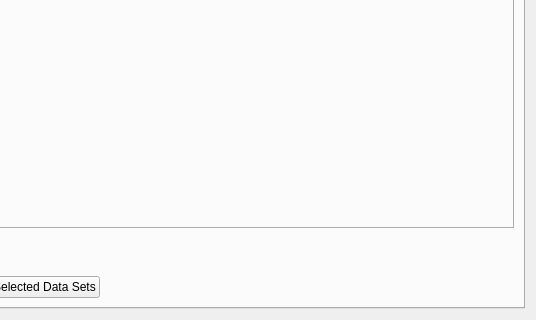
The window that src/simulationworkbench/simulationworkbench_v4.ui (CSB-at-ZIB/BioPARKIN) describes before a commit, drawn with Qt 5; both pictures show x 188 to 724 and y 522 to 842 of the 724 by 842 pixel window.
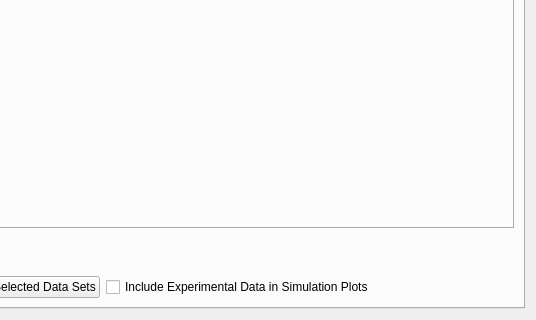
The same window after the commit. The open tabs and pages were chosen to show the change.

Commit message:
DataBrowser: Copy global "show data when simulating" checkbox
closes #27

The edit to the form file:
```diff
--- a/src/simulationworkbench/simulationworkbench_v4.ui
+++ b/src/simulationworkbench/simulationworkbench_v4.ui
@@ -643,6 +643,13 @@
              </property>
             </widget>
            </item>
+           <item>
+            <widget class="QCheckBox" name="checkBoxPlotExpDataDataBrowser">
+             <property name="text">
+              <string>Include Experimental Data in Simulation Plots</string>
+             </property>
+            </widget>
+           </item>
            <item>
             <spacer name="horizontalSpacer_3">
              <property name="orientation">
```
The commit also changes 3 other files.
